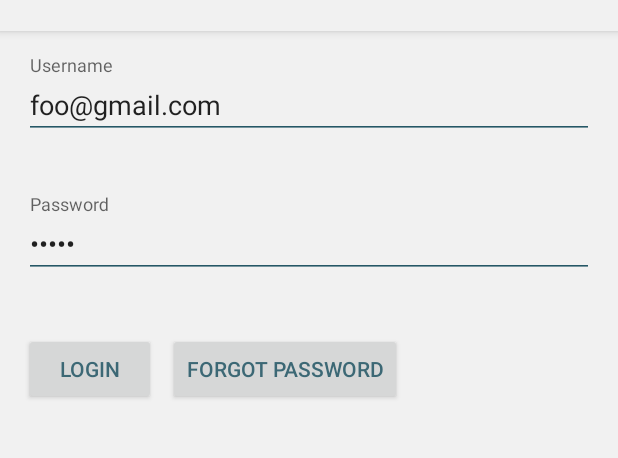
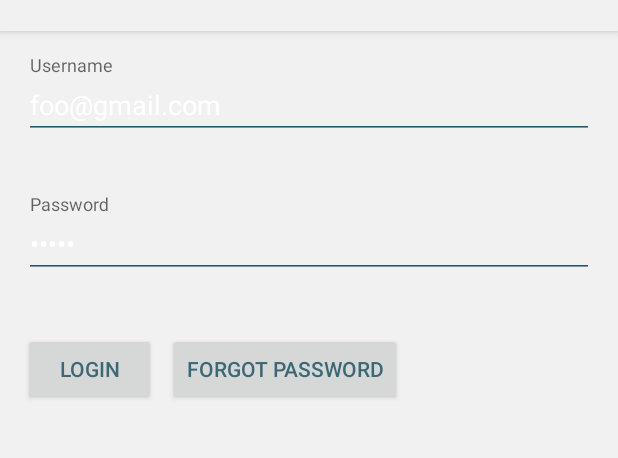
Before and after one commit to whether-jacket/weather-app-2020-android, an Android app: the fragment LoginFragment placed in its activity, on a phone screen of 412 x 824 dp, the part 62-520 px from its top. Run offline under Robolectric (Android 15) with nearby library versions, the phone set to English and light mode, and no system bars; our stand-ins replace RxJava; libraries missing offline, so code that uses them is left out: com.orhanobut.logger; 5 statements that could not run were skipped.

Commit message:
add input text attr

```diff
--- a/app/src/main/res/values/attr.xml
+++ b/app/src/main/res/values/attr.xml
@@ -5,6 +5,7 @@
         <attr name="themeDescription" format="string"/>
         <attr name="dividerColor" format="color|reference"/>
         <attr name="tabLayoutStyle" format="reference"/>
+        <attr name="input_layout_text_edit_color" format="color|reference"/>
         <attr name="input_layout_error_color" format="color|reference"/>
         <attr name="input_layout_hint_active_color" format="color|reference"/>
         <attr name="input_layout_hint_inactive_color" format="color|reference"/>
--- a/app/src/main/res/values/styles.xml
+++ b/app/src/main/res/values/styles.xml
@@ -6,6 +6,8 @@
         <item name="hintTextAppearance">@style/HintTextAppearance</item>
     </style>
     <style name="InputLayoutStyle.EditText" parent="Theme.AppCompat.Light">
+        <!-- Active Text Color -->
+        <item name="android:editTextColor">?input_layout_text_edit_color</item>
         <!-- Inactive underline color-->
         <item name="colorControlNormal">?input_layout_hint_inactive_color</item>
         <!-- Cursor and Active underline color, uses colorAccent by default if not defined-->
--- a/app/src/main/res/values/themes.xml
+++ b/app/src/main/res/values/themes.xml
@@ -44,6 +44,8 @@
         <item name="themeDescription">@string/theme_desc_illini</item>
         <item name="dividerColor">@color/illiniDividerColor</item>
         <item name="tabLayoutStyle">@style/TabStyle.Dark</item>
+        <!-- Input Layout -->
+        <item name="input_layout_text_edit_color">@color/illiniTextColorPrimary</item>
         <item name="input_layout_error_color">@color/illiniInputError</item>
         <item name="input_layout_hint_active_color">@color/illiniActiveHint</item>
         <item name="input_layout_hint_inactive_color">@color/illiniInactiveHint</item>
@@ -78,6 +80,8 @@
         <item name="themeDescription">@string/theme_desc_sea_foam</item>
         <item name="dividerColor">@color/seaFoamDividerColor</item>
         <item name="tabLayoutStyle">@style/TabStyle.Dark.Serif</item>
+        <!-- Input Layout -->
+        <item name="input_layout_text_edit_color">@color/seaFoamTextColorPrimary</item>
         <item name="input_layout_error_color">@color/seaFoamInputError</item>
         <item name="input_layout_hint_active_color">@color/seaFoamActiveHint</item>
         <item name="input_layout_hint_inactive_color">@color/seaFoamInactiveHint</item>
@@ -116,6 +120,8 @@
         <item name="themeDescription">@string/theme_desc_tokyo</item>
         <item name="dividerColor">@color/tokyoDividerColor</item>
         <item name="tabLayoutStyle">@style/TabStyle.Light</item>
+        <!-- Input Layout -->
+        <item name="input_layout_text_edit_color">@color/tokyoColorPrimary</item>
         <item name="input_layout_error_color">@color/tokyoInputError</item>
         <item name="input_layout_hint_active_color">@color/tokyoActiveHint</item>
         <item name="input_layout_hint_inactive_color">@color/tokyoInactiveHint</item>
```
